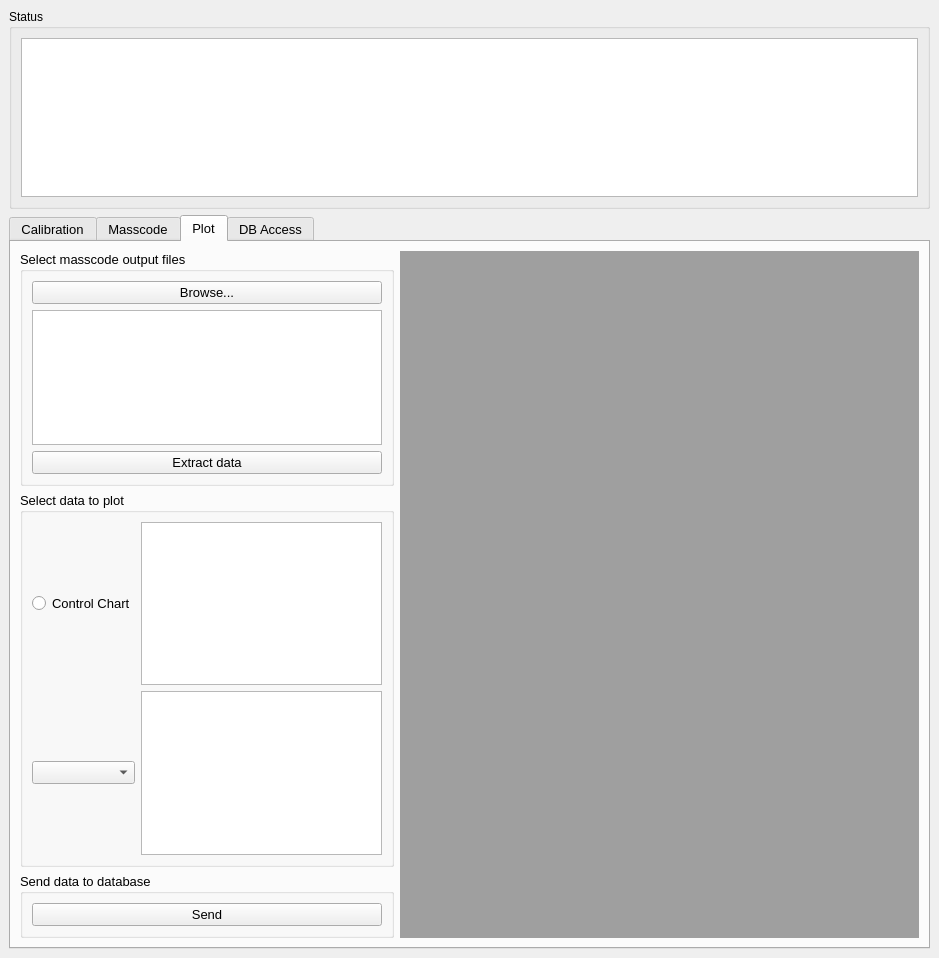
pwang96/MEASURE, file main.ui: the form before one commit.
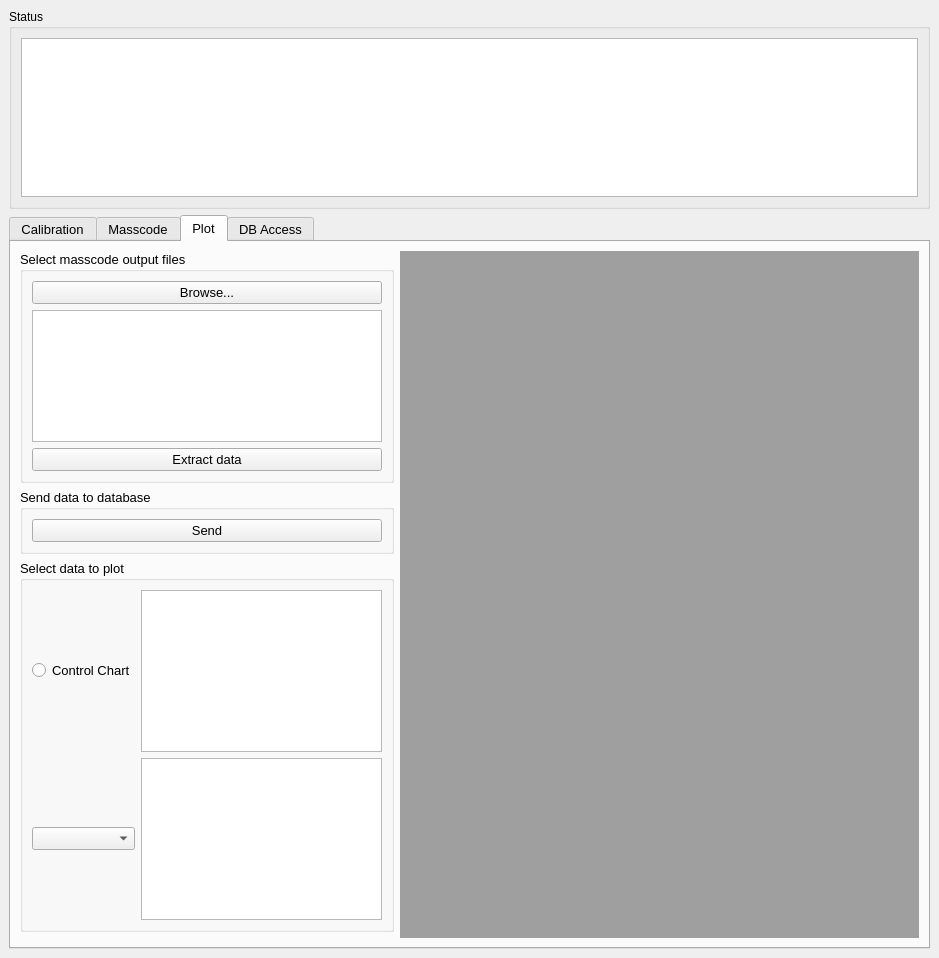
The form after the commit. The open tabs and pages were chosen to show the change.

Patch:
```diff
--- a/main.ui
+++ b/main.ui
@@ -401,7 +401,7 @@
           </layout>
          </widget>
         </item>
-        <item row="1" column="0">
+        <item row="2" column="0">
          <widget class="QGroupBox" name="groupBox_6">
           <property name="title">
            <string>Select data to plot</string>
@@ -441,7 +441,10 @@
           </layout>
          </widget>
         </item>
-        <item row="2" column="0">
+        <item row="0" column="1" rowspan="4">
+         <widget class="QMdiArea" name="plotArea"/>
+        </item>
+        <item row="1" column="0">
          <widget class="QGroupBox" name="groupBox_9">
           <property name="title">
            <string>Send data to database</string>
```
Left out of the diff: 5 changed lines with no effect on the pictures.
